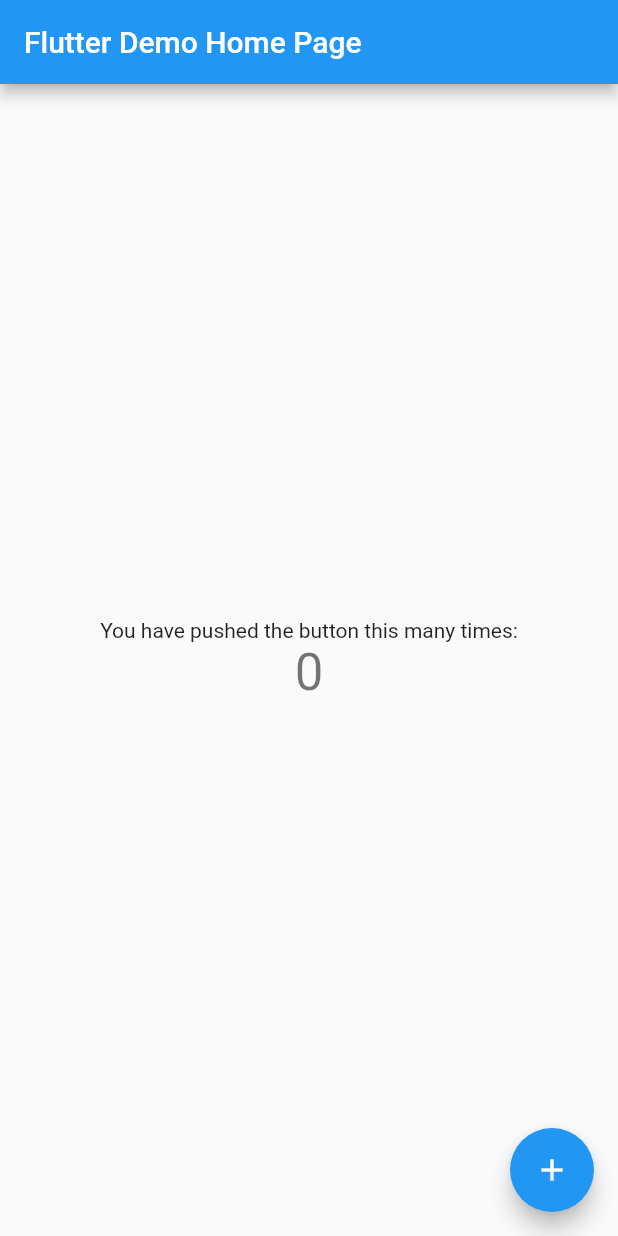
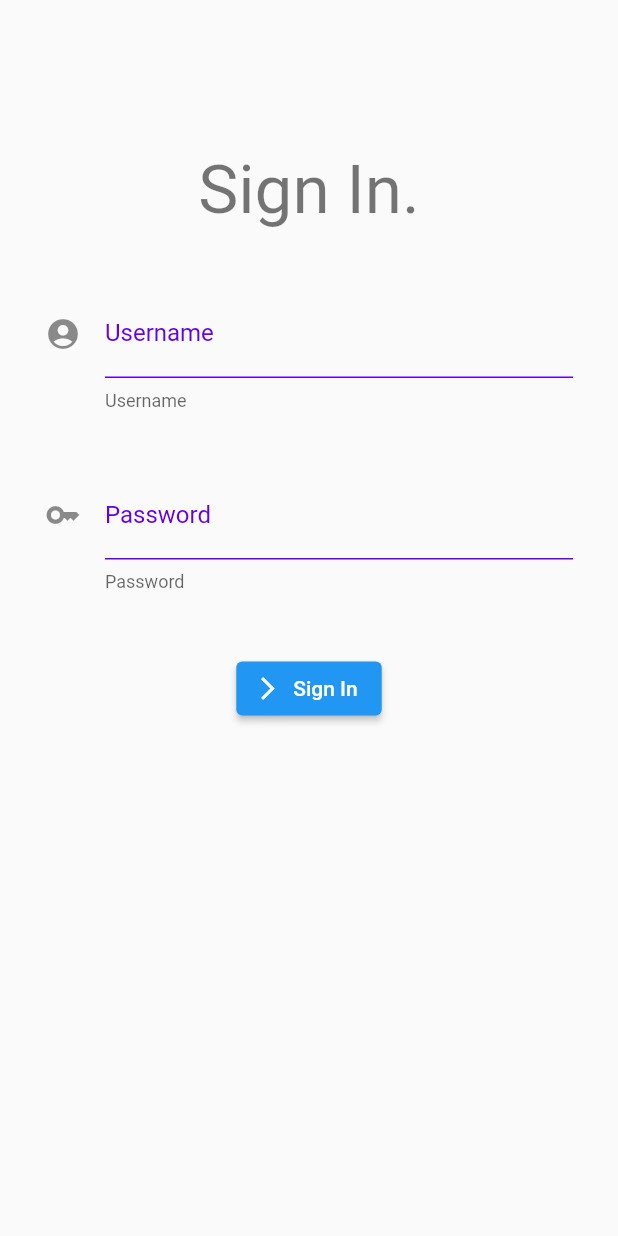
Before and after one commit to rzschrb/front_ecoaqua, a Flutter app: the screen it shows after launch, on a phone screen of 412 x 824 dp. Run offline on Flutter 3.47's test engine with Material 2 defaults, Android fonts, the phone set to English and light mode, and no system bars.

Commit message:
Initiated "Sign In" screen

```diff
--- a/lib/main.dart
+++ b/lib/main.dart
@@ -14,14 +14,6 @@
       title: 'Flutter Demo',
       theme: ThemeData(
         // This is the theme of your application.
-        //
-        // Try running your application with "flutter run". You'll see the
-        // application has a blue toolbar. Then, without quitting the app, try
-        // changing the primarySwatch below to Colors.green and then invoke
-        // "hot reload" (press "r" in the console where you ran "flutter run",
-        // or simply save your changes to "hot reload" in a Flutter IDE).
-        // Notice that the counter didn't reset back to zero; the application
-        // is not restarted.
         primarySwatch: Colors.blue,
       ),
       home: const MyHomePage(title: 'Flutter Demo Home Page'),
@@ -31,15 +23,6 @@
 
 class MyHomePage extends StatefulWidget {
   const MyHomePage({super.key, required this.title});
-
-  // This widget is the home page of your application. It is stateful, meaning
-  // that it has a State object (defined below) that contains fields that affect
-  // how it looks.
-
-  // This class is the configuration for the state. It holds the values (in this
-  // case the title) provided by the parent (in this case the App widget) and
-  // used by the build method of the State. Fields in a Widget subclass are
-  // always marked "final".
 
   final String title;
 
@@ -70,45 +53,64 @@
     // fast, so that you can just rebuild anything that needs updating rather
     // than having to individually change instances of widgets.
     return Scaffold(
-      appBar: AppBar(
-        // Here we take the value from the MyHomePage object that was created by
-        // the App.build method, and use it to set our appbar title.
-        title: Text(widget.title),
-      ),
       body: Center(
-        // Center is a layout widget. It takes a single child and positions it
-        // in the middle of the parent.
         child: Column(
-          // Column is also a layout widget. It takes a list of children and
-          // arranges them vertically. By default, it sizes itself to fit its
-          // children horizontally, and tries to be as tall as its parent.
-          //
-          // Invoke "debug painting" (press "p" in the console, choose the
-          // "Toggle Debug Paint" action from the Flutter Inspector in Android
-          // Studio, or the "Toggle Debug Paint" command in Visual Studio Code)
-          // to see the wireframe for each widget.
-          //
-          // Column has various properties to control how it sizes itself and
-          // how it positions its children. Here we use mainAxisAlignment to
-          // center the children vertically; the main axis here is the vertical
-          // axis because Columns are vertical (the cross axis would be
-          // horizontal).
-          mainAxisAlignment: MainAxisAlignment.center,
           children: <Widget>[
-            const Text(
-              'You have pushed the button this many times:',
+            Padding(
+              padding: const EdgeInsets.fromLTRB(0.0, 100.0, 0, 10.0),
+              child:
+              Text(
+                'Sign In.',
+                style: Theme.of(context).textTheme.headline3,
+              ),
             ),
-            Text(
-              '$_counter',
-              style: Theme.of(context).textTheme.headline4,
+            Padding(
+              padding: const EdgeInsets.fromLTRB(30.0, 30.0, 30.0, 10.0),
+              child:
+              TextFormField(
+                decoration: const InputDecoration(
+                  icon: Icon(Icons.account_circle),
+                  labelText: 'Username',
+                  labelStyle: TextStyle(
+                    color: Color(0xFF6200EE),
+                  ),
+                  helperText: 'Username',
+                  enabledBorder: UnderlineInputBorder(
+                    borderSide: BorderSide(color: Color(0xFF6200EE)),
+                  ),
+                ),
+              ),
+            ),
+            Padding(
+              padding: const EdgeInsets.fromLTRB(30.0, 30.0, 30, 10.0),
+              child:
+              TextFormField(
+                decoration: const InputDecoration(
+                  icon: Icon(Icons.key),
+                  labelText: 'Password',
+                  labelStyle: TextStyle(
+                    color: Color(0xFF6200EE),
+                  ),
+                  helperText: 'Password',
+                  enabledBorder: UnderlineInputBorder(
+                    borderSide: BorderSide(color: Color(0xFF6200EE)),
+                  ),
+                ),
+              ),
+            ),
+            Padding(
+              padding: const EdgeInsets.fromLTRB(30.0, 30.0, 30, 10.0),
+              child:
+              ElevatedButton.icon(
+                onPressed: () {
+                  // Respond to button press
+                },
+                icon: const Icon(Icons.arrow_forward_ios, size: 18),
+                label: const Text("Sign In"),
+              )
             ),
           ],
         ),
-      ),
-      floatingActionButton: FloatingActionButton(
-        onPressed: _incrementCounter,
-        tooltip: 'Increment',
-        child: const Icon(Icons.add),
       ), // This trailing comma makes auto-formatting nicer for build methods.
     );
   }
```
